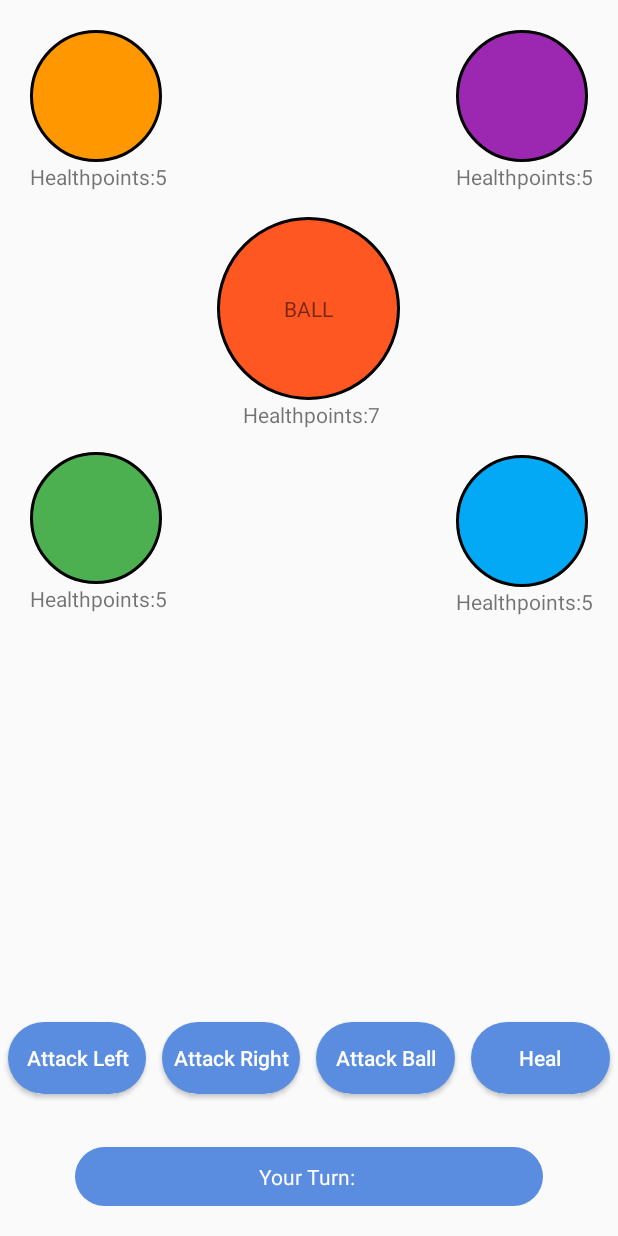
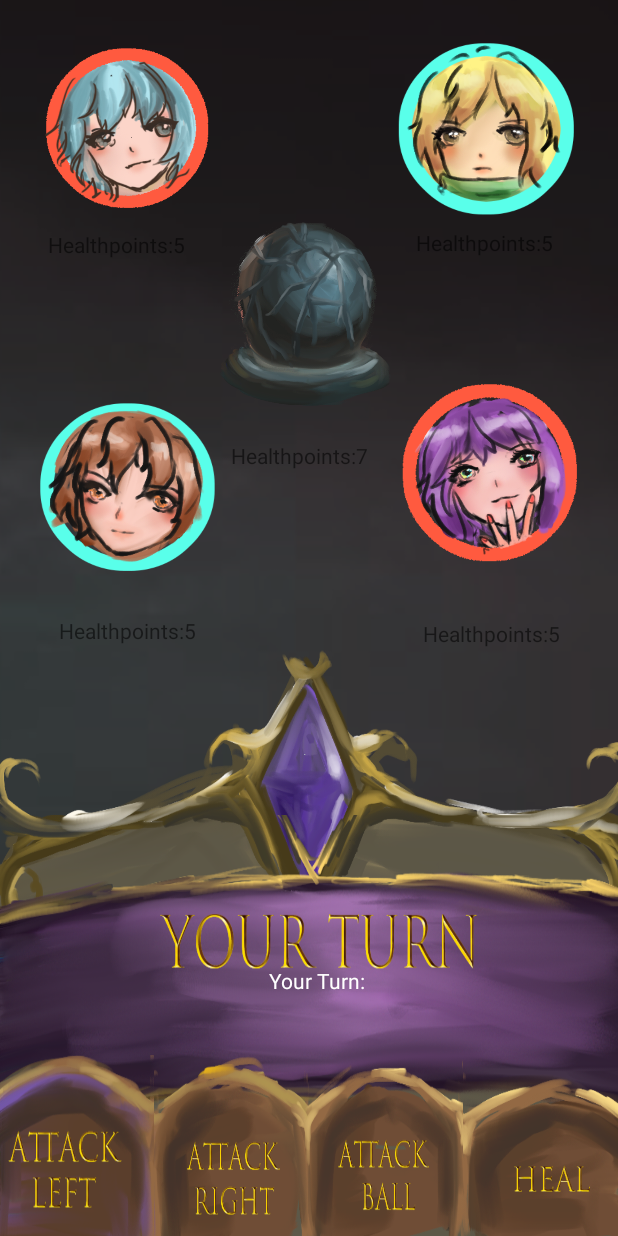
Before and after one commit to MJumbrella/HitBall-App, an Android app: the Main_Game_Board screen opened directly, with no data from a screen before it, on a phone screen of 412 x 824 dp. Run offline under Robolectric (Android 15) with nearby library versions, the light colour scheme and no system bars.

Commit message:
change the mainboard display

```diff
--- a/app/src/main/res/drawable/animation.xml
+++ b/app/src/main/res/drawable/animation.xml
@@ -2,26 +2,26 @@
 <animation-list xmlns:android="http://schemas.android.com/apk/res/android">
     <item
         android:drawable="@drawable/ic_test4"
-        android:duration="100"/>
+        android:duration="200"/>
 
     <item
         android:drawable="@drawable/ic_test3"
         android:duration="200"/>
     <item
         android:drawable="@drawable/ic_test2"
-        android:duration="300"/>
+        android:duration="200"/>
     <item
         android:drawable="@drawable/ic_test"
-        android:duration="400"/>
+        android:duration="200"/>
     <item
         android:drawable="@drawable/ic_test2"
-        android:duration="300"/>
+        android:duration="200"/>
     <item
         android:drawable="@drawable/ic_test3"
         android:duration="200"/>
     <item
         android:drawable="@drawable/ic_test4"
-        android:duration="100"/>
+        android:duration="200"/>
 
 
 
--- a/app/src/main/res/layout/activity_home.xml
+++ b/app/src/main/res/layout/activity_home.xml
@@ -32,7 +32,7 @@
         android:layout_marginBottom="187dp"
         android:background="@null"
         android:contentDescription="@tutorial"
-        android:scaleType="fitCenter"
+
         app:layout_constraintBottom_toTopOf="@+id/Start"
         app:layout_constraintEnd_toEndOf="parent"
         app:layout_constraintStart_toStartOf="parent"
@@ -46,7 +46,7 @@
         android:layout_marginBottom="67dp"
         android:background="@null"
         android:contentDescription="@startgame"
-        android:scaleType="fitCenter"
+
         app:layout_constraintBottom_toBottomOf="parent"
         app:layout_constraintEnd_toEndOf="parent"
         app:layout_constraintStart_toStartOf="parent"
--- a/app/src/main/res/layout/activity_main__game__board.xml
+++ b/app/src/main/res/layout/activity_main__game__board.xml
@@ -4,6 +4,7 @@
     xmlns:tools="http://schemas.android.com/tools"
     android:layout_width="match_parent"
     android:layout_height="match_parent"
+    android:background="@drawable/backg"
     android:orientation="vertical"
     tools:context=".Main_Game_Board">
 
@@ -15,11 +16,11 @@
 
         <TextView
             android:id="@+id/board_tv_player1"
-            android:layout_width="88dp"
-            android:layout_height="88dp"
+            android:layout_width="137dp"
+            android:layout_height="132dp"
             android:layout_marginLeft="20dp"
             android:layout_marginTop="20dp"
-            android:background="@drawable/player1_shape"
+            android:background="@drawable/player1"
             android:gravity="center"
             android:textColor="@color/black" />
 
@@ -28,16 +29,18 @@
             android:layout_width="115dp"
             android:layout_height="wrap_content"
             android:layout_below="@id/board_tv_player1"
-            android:layout_alignLeft="@id/board_tv_player1" />
+            android:layout_alignLeft="@id/board_tv_player1"
+            android:layout_marginLeft="12dp"
+            android:layout_marginTop="1dp" />
 
         <TextView
             android:id="@+id/board_tv_player2"
-            android:layout_width="88dp"
-            android:layout_height="88dp"
+            android:layout_width="134dp"
+            android:layout_height="134dp"
             android:layout_alignParentRight="true"
             android:layout_marginTop="20dp"
             android:layout_marginRight="20dp"
-            android:background="@drawable/player2_shape"
+            android:background="@drawable/player2"
             android:gravity="center"
             android:textColor="@color/black" />
 
@@ -46,16 +49,18 @@
             android:layout_width="108dp"
             android:layout_height="wrap_content"
             android:layout_below="@id/board_tv_player1"
-            android:layout_alignLeft="@id/board_tv_player2" />
+            android:layout_alignLeft="@id/board_tv_player2"
+            android:layout_marginLeft="19dp"
+            android:layout_marginTop="0dp" />
 
         <TextView
             android:id="@+id/board_tv_ball"
-            android:layout_width="122dp"
-            android:layout_height="122dp"
+            android:layout_width="158dp"
+            android:layout_height="161dp"
             android:layout_centerInParent="true"
-            android:background="@drawable/ball_shape"
+            android:background="@drawable/ball"
             android:gravity="center"
-            android:text="BALL" />
+            android:text="" />
 
 
         <TextView
@@ -64,16 +69,17 @@
             android:layout_height="wrap_content"
             android:layout_below="@id/board_tv_ball"
             android:layout_alignLeft="@id/board_tv_ball"
-            android:layout_marginLeft="17dp"
-            android:layout_marginTop="0dp" />
+            android:layout_marginLeft="27dp"
+            android:layout_marginTop="-3dp" />
 
         <TextView
             android:id="@+id/board_tv_player4"
-            android:layout_width="88dp"
-            android:layout_height="88dp"
+            android:layout_width="137dp"
+            android:layout_height="137dp"
             android:layout_above="@id/board_tv_health4"
             android:layout_marginLeft="20dp"
-            android:background="@drawable/player3_shape"
+            android:layout_marginBottom="16dp"
+            android:background="@drawable/player3"
             android:gravity="center"
             android:textColor="@color/black" />
 
@@ -83,16 +89,18 @@
             android:layout_height="wrap_content"
             android:layout_alignLeft="@id/board_tv_player4"
             android:layout_alignParentBottom="true"
+            android:layout_marginLeft="19dp"
             android:layout_marginBottom="3dp" />
 
         <TextView
             android:id="@+id/board_tv_player3"
-            android:layout_width="88dp"
-            android:layout_height="88dp"
+            android:layout_width="136dp"
+            android:layout_height="129dp"
             android:layout_above="@id/board_tv_health3"
             android:layout_alignParentRight="true"
-            android:layout_marginRight="20dp"
-            android:background="@drawable/player4_shape"
+            android:layout_marginRight="15dp"
+            android:layout_marginBottom="29dp"
+            android:background="@drawable/player4"
             android:gravity="center"
             android:textColor="@color/black" />
 
@@ -102,6 +110,7 @@
             android:layout_height="wrap_content"
             android:layout_alignLeft="@id/board_tv_player3"
             android:layout_alignParentBottom="true"
+            android:layout_marginLeft="21dp"
             android:layout_marginBottom="1dp" />
 
     </RelativeLayout>
@@ -109,74 +118,79 @@
     <RelativeLayout
         android:layout_width="match_parent"
         android:layout_height="0dp"
-        android:layout_weight="1">
+        android:layout_weight="0.9"
+        android:background="@drawable/bb2">
 
+
+        <TextView
+            android:id="@+id/board_your_turn"
+            android:layout_width="match_parent"
+            android:layout_height="wrap_content"
+            android:layout_alignParentEnd="true"
+            android:layout_alignParentRight="true"
+            android:layout_alignParentBottom="true"
+            android:layout_marginHorizontal="50dp"
+            android:layout_marginTop="110dp"
+            android:layout_marginEnd="-13dp"
+            android:layout_marginRight="-13dp"
+            android:layout_marginBottom="60dp"
+            android:background="@drawable/youeturn"
+            android:gravity="center"
+            android:paddingVertical="10dp"
+            android:text=""
+            android:textColor="@color/white" />
 
         <LinearLayout
             android:layout_width="match_parent"
             android:layout_height="wrap_content"
-            android:layout_above="@id/board_your_turn"
-            android:layout_marginBottom="30dp"
+            android:layout_marginTop="270dp"
+            android:layout_marginBottom="0dp"
             android:orientation="horizontal">
 
             <Button
                 android:id="@+id/al"
                 android:layout_width="0dp"
                 android:layout_height="wrap_content"
-                android:layout_margin="5dp"
+                android:layout_margin="0dp"
                 android:layout_weight="1"
-                android:background="@drawable/button_selector"
-                android:text="Attack Left"
+                android:background="@drawable/attack"
+                android:text=""
                 android:textColor="@color/white" />
 
             <Button
                 android:id="@+id/ar"
                 android:layout_width="0dp"
                 android:layout_height="wrap_content"
-                android:layout_margin="5dp"
+                android:layout_margin="0dp"
                 android:layout_weight="1"
-                android:background="@drawable/button_selector"
-                android:text="Attack Right"
+                android:background="@drawable/attackright"
+                android:text=""
                 android:textColor="@color/white" />
 
             <Button
                 android:id="@+id/ab"
                 android:layout_width="0dp"
                 android:layout_height="wrap_content"
-                android:layout_margin="5dp"
+                android:layout_margin="0dp"
                 android:layout_weight="1"
-                android:background="@drawable/button_selector"
-                android:text="Attack Ball"
+                android:background="@drawable/attackball"
+                android:text=""
                 android:textColor="@color/white" />
 
             <Button
                 android:id="@+id/he"
                 android:layout_width="0dp"
                 android:layout_height="wrap_content"
-                android:layout_margin="5dp"
+                android:layout_margin="0dp"
                 android:layout_weight="1"
-                android:background="@drawable/button_selector"
-                android:text="Heal"
+                android:background="@drawable/heal"
+                android:text=""
                 android:textColor="@color/white" />
 
 
         </LinearLayout>
 
 
-        <TextView
-            android:id="@+id/board_your_turn"
-            android:layout_width="match_parent"
-            android:layout_height="wrap_content"
-            android:layout_alignParentBottom="true"
-            android:layout_marginHorizontal="50dp"
-            android:layout_marginBottom="20dp"
-            android:background="@drawable/button_selector"
-            android:gravity="center"
-            android:paddingVertical="10dp"
-            android:text="Your Turn!"
-            android:textColor="@color/white" />
-
-
     </RelativeLayout>
 
 
--- a/app/src/main/res/layout/activity_playerinfo.xml
+++ b/app/src/main/res/layout/activity_playerinfo.xml
@@ -4,6 +4,7 @@
     xmlns:tools="http://schemas.android.com/tools"
     android:layout_width="match_parent"
     android:layout_height="match_parent"
+    android:background="@drawable/bb"
     tools:context=".Playerinfo">
 
     <EditText
```
Also changed, not shown: app/src/main/res/drawable/attack.png (added), app/src/main/res/drawable/attackball.png (added), app/src/main/res/drawable/attackright.png (added), app/src/main/res/drawable/backg.png (added), app/src/main/res/drawable/ball.png (added), app/src/main/res/drawable/bb2.png (added), app/src/main/res/drawable/heal.png (added), app/src/main/res/drawable/player1.png (added), app/src/main/res/drawable/player2.png (added), app/src/main/res/drawable/player3.png (added), app/src/main/res/drawable/player4.png (added), app/src/main/res/drawable/youeturn.png (added).
